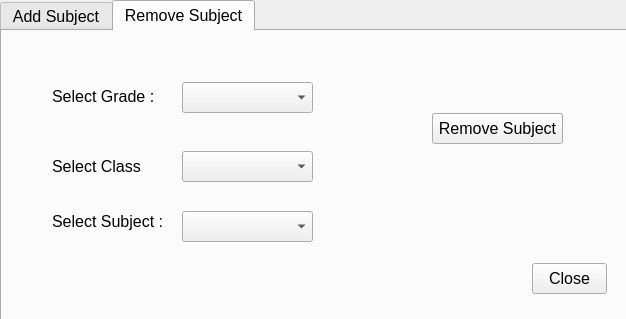
dkithmal/BinduProjectTeacher, file subjectmanage.ui: the form before one commit.
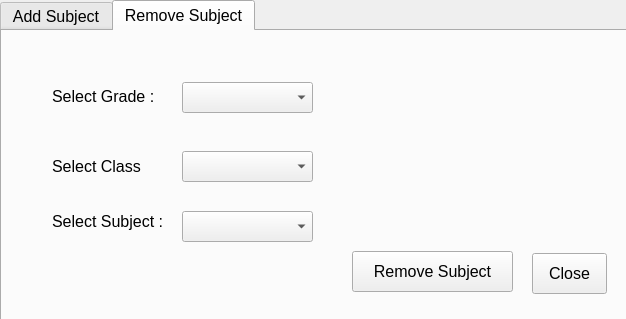
The form after the commit.

Patch:
```diff
--- a/subjectmanage.ui
+++ b/subjectmanage.ui
@@ -138,9 +138,9 @@
      <property name="geometry">
       <rect>
        <x>530</x>
-       <y>232</y>
+       <y>222</y>
        <width>75</width>
-       <height>31</height>
+       <height>41</height>
       </rect>
      </property>
      <property name="text">
@@ -196,10 +196,10 @@
     <widget class="QPushButton" name="pBRemove">
      <property name="geometry">
       <rect>
-       <x>430</x>
-       <y>82</y>
-       <width>131</width>
-       <height>31</height>
+       <x>350</x>
+       <y>220</y>
+       <width>161</width>
+       <height>41</height>
       </rect>
      </property>
      <property name="text">
```
Left out of the diff: 8 changed lines with no effect on the pictures.
